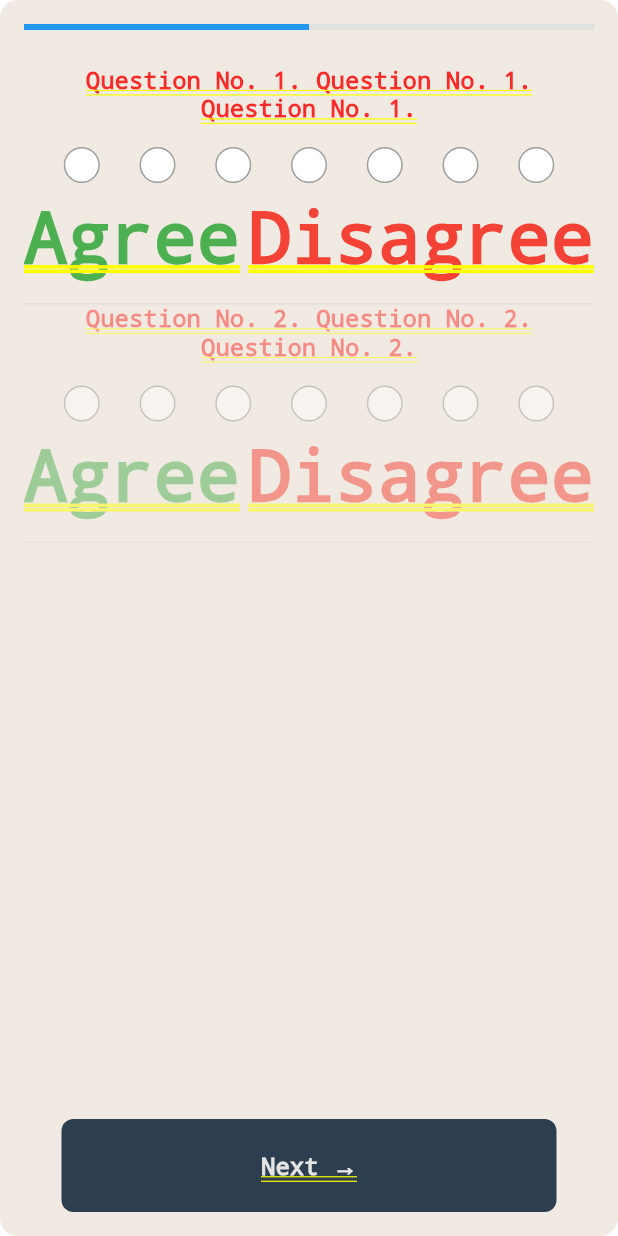
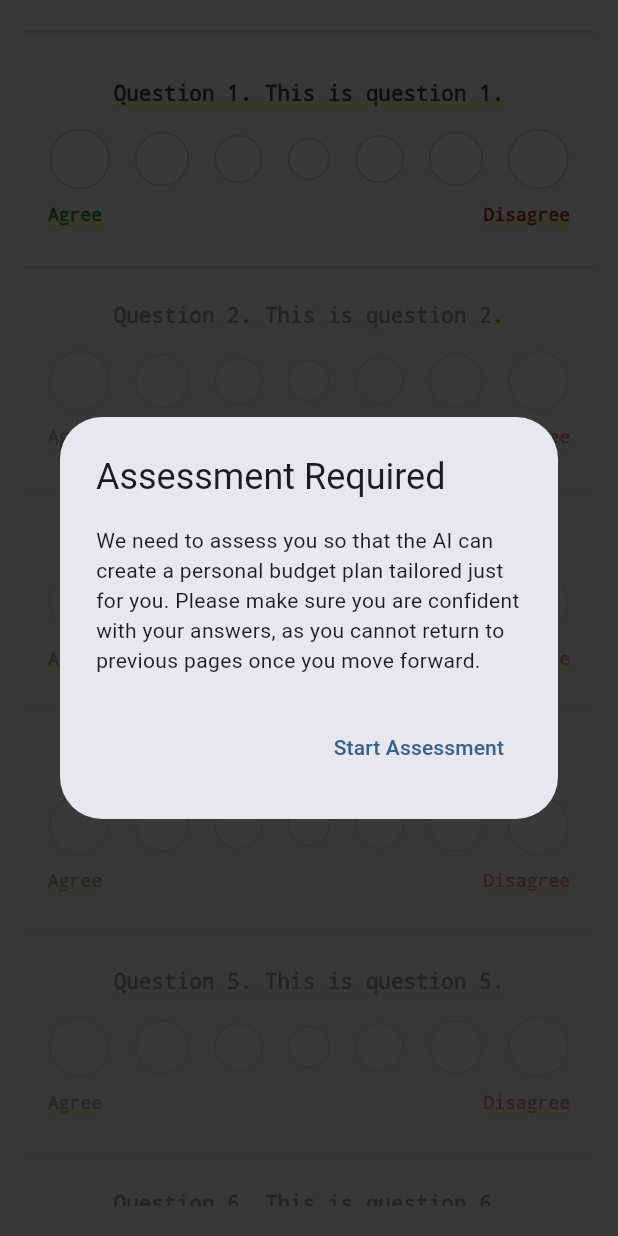
Before and after one commit to Cha17/baidyet, a Flutter app: the screen it shows after launch, on a phone screen of 412 x 824 dp. Run offline on Flutter 3.47's test engine with Material 3 defaults, Android fonts, the phone set to English and light mode, and no system bars; our stand-ins replace sqflite; accounts and stored records are empty.

Commit message:
updated questionnaire

```diff
--- a/lib/components/likert_scale_question.dart
+++ b/lib/components/likert_scale_question.dart
@@ -4,62 +4,98 @@ class LikertScaleQuestion extends StatelessWidget {
   final String question;
   final int? selectedValue;
   final Function(int) onSelect;
+  final bool isEnabled;
+  final double opacity;
 
   const LikertScaleQuestion({
     Key? key,
     required this.question,
     required this.selectedValue,
     required this.onSelect,
+    required this.isEnabled,
+    required this.opacity,
   }) : super(key: key);
 
   @override
   Widget build(BuildContext context) {
-    return Column(
+    return Opacity(
+      opacity: opacity,
+      child: Column(
         crossAxisAlignment: CrossAxisAlignment.stretch,
         children: [
           Text(
             question,
-          style: const TextStyle(fontSize: 16, fontWeight: FontWeight.bold),
+            style: TextStyle(fontSize: 14, color: Colors.grey[800]),
             textAlign: TextAlign.center,
+            // overflow: TextOverflow.ellipsis,
+            maxLines: 3,
           ),
           const SizedBox(height: 16),
           Row(
             mainAxisAlignment: MainAxisAlignment.spaceEvenly,
             children: List.generate(7, (index) {
+              // Calculate size based on distance from center
+              double size = 40 - (3 - (index - 3).abs()) * 4;
+
               return GestureDetector(
-              onTap: () => onSelect(index),
-              child: Container(
-                width: 24,
-                height: 24,
+                onTap: isEnabled ? () => onSelect(index) : null,
+                child: Stack(
+                  alignment: Alignment.center,
+                  children: [
+                    Container(
+                      width: size,
+                      height: size,
                       decoration: BoxDecoration(
                         shape: BoxShape.circle,
                         color: selectedValue == index
                             ? (index < 3
-                          ? Colors.green
+                                ? const Color(0xFF37843A)
                                 : index > 3
-                              ? Colors.red
+                                    ? const Color(0xFFA32E25)
                                     : Colors.grey)
                             : Colors.white,
-                  border: Border.all(color: Colors.grey),
+                        border: Border.all(color: const Color(0xFFA3E4D7)),
                       ),
+                    ),
+                    if (selectedValue == index)
+                      Icon(
+                        Icons.check,
+                        color: Colors.white,
+                        size: size * 0.6,
+                      ),
+                  ],
                 ),
               );
             }),
           ),
-        const SizedBox(height: 8),
-        const Row(
+          const SizedBox(height: 10),
+          const Padding(
+            padding: EdgeInsets.symmetric(horizontal: 16),
+            child: Row(
               mainAxisAlignment: MainAxisAlignment.spaceBetween,
               children: [
-            Text('Agree', style: TextStyle(color: Colors.green)),
-            Text('Disagree', style: TextStyle(color: Colors.red)),
+                Text('Agree',
+                    style: TextStyle(
+                      color: Color(0xFF37843A),
+                      fontSize: 12,
+                    )),
+                Text('Disagree',
+                    style: TextStyle(
+                      color: Color(0xFFA32E25),
+                      fontSize: 12,
+                    )),
               ],
             ),
+          ),
+          const SizedBox(height: 20),
+          // Divider
+          Divider(
+            thickness: 0.5,
+            color: Colors.grey[400],
+          ),
           const SizedBox(height: 16),
-        Container(
-          height: 1,
-          color: Colors.grey[300],
+        ],
       ),
-      ],
     );
   }
 }
--- a/lib/pages/questionnaire.dart
+++ b/lib/pages/questionnaire.dart
@@ -1,6 +1,6 @@
+import 'package:flutter/material.dart';
 import 'package:baidyet/components/likert_scale_question.dart';
 import 'package:baidyet/components/my_button.dart';
-import 'package:flutter/material.dart';
 
 class QuestionnaireWidget extends StatefulWidget {
   const QuestionnaireWidget({Key? key}) : super(key: key);
@@ -10,50 +10,106 @@ class QuestionnaireWidget extends StatefulWidget {
 }
 
 class _QuestionnaireWidgetState extends State<QuestionnaireWidget> {
-  int _currentQuestionIndex = 0;
-  late List<int?> _answers;
+  int _currentPage = 0;
+  late List<List<int?>> _answers;
+  String? _errorMessage;
+  bool _showQuestionnaire = false;
 
-  final List<String> questions = [
-    "Question No. 1. Question No. 1. Question No. 1.",
-    "Question No. 2. Question No. 2. Question No. 2.",
-    // Add more questions as needed
+  final List<List<String>> questionPages = [
+    List.generate(
+        10, (index) => "Question ${index + 1}. This is question ${index + 1}."),
+    List.generate(10,
+        (index) => "Question ${index + 11}. This is question ${index + 11}."),
+    // Add more pages of 10 questions as needed
   ];
 
   @override
   void initState() {
     super.initState();
-    _answers = List.filled(questions.length, null);
+    _answers = List.generate(
+      questionPages.length,
+      (index) => List.filled(questionPages[index].length, null),
+    );
+    WidgetsBinding.instance.addPostFrameCallback((_) => _showInitialDialog());
   }
 
-  void _selectAnswer(int value) {
+  void _showInitialDialog() {
+    showDialog(
+      context: context,
+      barrierDismissible: false,
+      builder: (BuildContext context) {
+        return AlertDialog(
+          title: const Text("Assessment Required"),
+          content: const Text(
+            "We need to assess you so that the AI can create a personal budget plan tailored just for you. "
+            "Please make sure you are confident with your answers, as you cannot return to previous pages once you move forward.",
+          ),
+          actions: <Widget>[
+            TextButton(
+              child: const Text("Start Assessment"),
+              onPressed: () {
+                Navigator.of(context).pop();
                 setState(() {
-      _answers[_currentQuestionIndex] = value;
+                  _showQuestionnaire = true;
+                });
+              },
+            ),
+          ],
+        );
+      },
+    );
+  }
+
+  void _selectAnswer(int questionIndex, int value) {
+    setState(() {
+      _answers[_currentPage][questionIndex] = value;
+      _errorMessage = null; // Clear error message when an answer is selected
     });
   }
 
-  void _nextQuestion() {
-    if (_currentQuestionIndex < questions.length - 1) {
+  bool _areAllQuestionsAnswered() {
+    return _answers[_currentPage].every((answer) => answer != null);
+  }
+
+  void _nextPage() {
+    if (_areAllQuestionsAnswered()) {
+      if (_currentPage < questionPages.length - 1) {
         setState(() {
-        _currentQuestionIndex++;
+          _currentPage++;
+          _errorMessage = null;
         });
       } else {
         _onComplete();
       }
+    } else {
+      setState(() {
+        _errorMessage = "Please answer all questions before proceeding.";
+      });
+    }
   }
 
   void _onComplete() {
-    List<int> finalAnswers = _answers.whereType<int>().toList();
     // Handle the completed questionnaire
-    print('Answers: $finalAnswers');
+    print('All answers: $_answers');
     // You can add more logic here, such as navigating to a new page or showing a completion dialog
+  }
+
+  double _calculateProgress() {
+    int totalQuestions = questionPages.flatten().length;
+    int answeredQuestions =
+        _answers.flatten().where((answer) => answer != null).length;
+    return answeredQuestions / totalQuestions;
   }
 
   @override
   Widget build(BuildContext context) {
-    return Container(
-      padding: const EdgeInsets.all(16),
+    return SafeArea(
+      child: Stack(
+        children: [
+          Container(
+            padding: const EdgeInsets.symmetric(vertical: 20, horizontal: 16),
             decoration: BoxDecoration(
-        color: const Color(0xFFF0EAE2),
+              color: const Color(0xFFF3F4F6),
               borderRadius: BorderRadius.circular(12),
             ),
             child: Column(
@@ -61,40 +117,79 @@ class _QuestionnaireWidgetState extends State<QuestionnaireWidget> {
               children: [
                 // Progress bar
                 LinearProgressIndicator(
-            value: (_currentQuestionIndex + 1) / questions.length,
+                  value: _calculateProgress(),
                   backgroundColor: Colors.grey[300],
-            valueColor: const AlwaysStoppedAnimation<Color>(Colors.blue),
+                  valueColor: const AlwaysStoppedAnimation(Color(0xFF34ACB7)),
+                  borderRadius: BorderRadius.circular(12),
                 ),
-          const SizedBox(height: 24),
+                const SizedBox(height: 30),
 
-          // Questions
+                // Questions and Next button
                 Expanded(
                   child: ListView.builder(
-              itemCount: questions.length,
+                    itemCount: questionPages[_currentPage].length +
+                        1, // +1 for the Next button
                     itemBuilder: (context, index) {
-                return Opacity(
-                  opacity: index == _currentQuestionIndex ? 1.0 : 0.5,
-                  child: LikertScaleQuestion(
-                    question: questions[index],
-                    selectedValue: _answers[index],
-                    onSelect:
-                        index == _currentQuestionIndex ? _selectAnswer : (_) {},
+                      if (index < questionPages[_currentPage].length) {
+                        // Question
+                        bool isAnswered = _answers[_currentPage][index] != null;
+                        bool isFirstUnanswered = !isAnswered &&
+                            _answers[_currentPage]
+                                .take(index)
+                                .every((answer) => answer != null);
+                        double opacity =
+                            isAnswered || isFirstUnanswered ? 1.0 : 0.5;
+
+                        return LikertScaleQuestion(
+                          question: questionPages[_currentPage][index],
+                          selectedValue: _answers[_currentPage][index],
+                          onSelect: (value) => _selectAnswer(index, value),
+                          isEnabled: true,
+                          opacity: opacity,
+                        );
+                      } else {
+                        // Next button
+                        return Column(
+                          children: [
+                            const SizedBox(height: 20),
+                            if (_errorMessage != null)
+                              Padding(
+                                padding: const EdgeInsets.only(bottom: 10),
+                                child: Text(
+                                  _errorMessage!,
+                                  style: const TextStyle(
+                                      color: Colors.red, fontSize: 14),
+                                  textAlign: TextAlign.center,
                                 ),
+                              ),
+                            MyButton(
+                              onTap: _nextPage,
+                              buttonName:
+                                  _currentPage < questionPages.length - 1
+                                      ? "Next →"
+                                      : "Complete",
+                            ),
+                          ],
                         );
+                      }
                     },
                   ),
                 ),
-
-          const SizedBox(height: 24),
-
-          // Next button
-          MyButton(
-            onTap:
-                _answers[_currentQuestionIndex] != null ? _nextQuestion : null,
-            buttonName: "Next →",
+              ],
+            ),
+          ),
+          if (!_showQuestionnaire)
+            Container(
+              color: Colors.black.withOpacity(0.5),
+              child: const Center(child: CircularProgressIndicator()),
             ),
         ],
       ),
     );
   }
 }
+
+// Extension method to flatten nested lists
+extension ListFlatten<T> on List<List<T>> {
+  List<T> flatten() => expand((element) => element).toList();
+}
```
Lines whose indentation alone changed are shown as unchanged.
